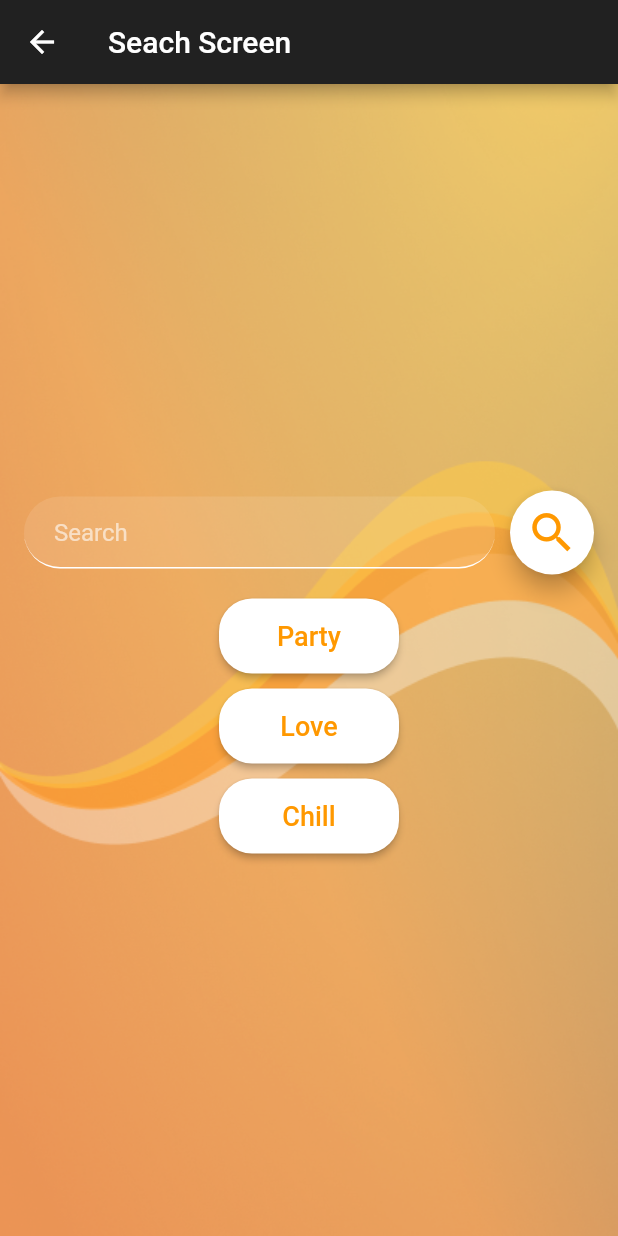
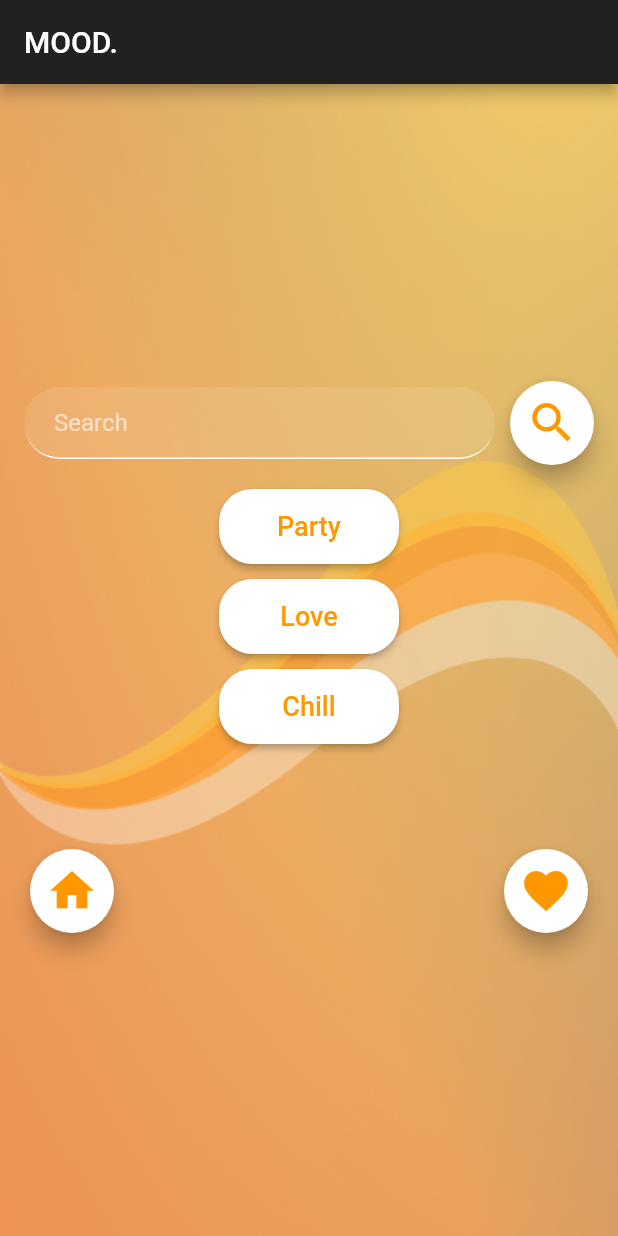
Before and after one commit to DogodaDozo/Cristal-App, a Flutter app: the SearchScreen screen opened directly, on a phone screen of 412 x 824 dp. Run offline on Flutter 3.47's test engine with Material 2 defaults, Android fonts, the phone set to English and light mode, and no system bars.

Commit message:
Add of missing widgets
Add of two missing widgets on the search screen.

```diff
--- a/app/lib/search_screen.dart
+++ b/app/lib/search_screen.dart
@@ -16,7 +16,8 @@ class SearchScreen extends StatelessWidget {
         child: Scaffold(
           backgroundColor: Colors.transparent,
           appBar: AppBar(
-            title: Text('Seach Screen'),
+            title: Text('MOOD.'),
+            automaticallyImplyLeading: false,
           ),
           body: Column(
             mainAxisAlignment: MainAxisAlignment.center,
@@ -130,6 +131,35 @@ class SearchScreen extends StatelessWidget {
                   ),
                 ),
               ),
+              SizedBox(height: 50.0),
+              Padding(
+                padding: const EdgeInsets.all(20.0),
+                child: Row(
+                  mainAxisAlignment: MainAxisAlignment.spaceBetween,
+                  crossAxisAlignment: CrossAxisAlignment.center,
+                  children: [
+                    FloatingActionButton(
+                      child: Icon(
+                        Icons.home,
+                        size: 35.0,
+                        color: Colors.orange,
+                      ),
+                      backgroundColor: Colors.white,
+                      onPressed: () {},
+                    ),
+                    SizedBox(width: 50.0),
+                    FloatingActionButton(
+                      child: Icon(
+                        Icons.favorite,
+                        size: 35.0,
+                        color: Colors.orange,
+                      ),
+                      backgroundColor: Colors.white,
+                      onPressed: () {},
+                    ),
+                  ],
+                ),
+              ),
             ],
           ),
         ),
--- a/app/pubspec.yaml
+++ b/app/pubspec.yaml
@@ -49,7 +49,6 @@ flutter:
      - assets/food.jpg
      - assets/loading_screen.png
      - assets/fond.png
-  #   - images/a_dot_ham.jpeg
 
   # An image asset can refer to one or more resolution-specific "variants", see
   # https://flutter.dev/assets-and-images/#resolution-aware.
```
